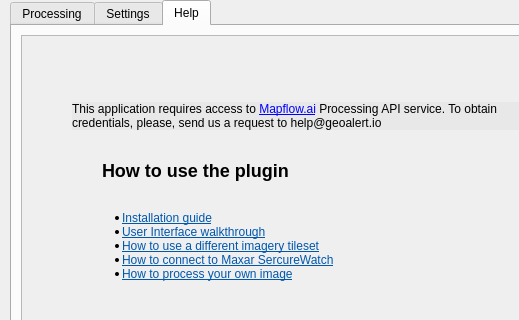
Qt form src/geoalert_master_src/main_dialog.ui (Geoalert/mapflow-qgis) before a commit; both pictures show x 0 to 519 and y 0 to 320 of the 632 by 578 pixel window.
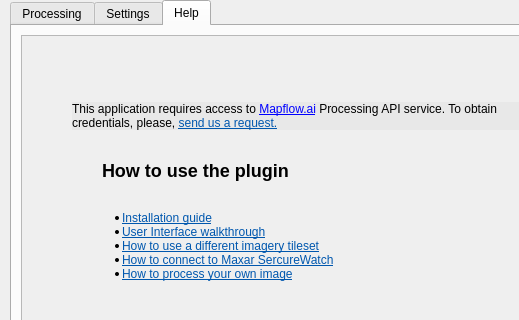
The same form after that commit. The open tabs and pages were chosen to show the change. Custom widgets are drawn as their Qt base class.

Commit message: Make help@geoalert.io a hyperlink

The edit to the form file:
```diff
--- a/src/geoalert_master_src/main_dialog.ui
+++ b/src/geoalert_master_src/main_dialog.ui
@@ -1110,7 +1110,7 @@
          <property name="text">
           <string>&lt;html&gt;&lt;head/&gt;&lt;body&gt;
 &lt;div style=&quot;margin:30px; background-color: #e8e8e8&quot;&gt;
-&lt;p&gt;This application requires access to &lt;a href=&quot;http://mapflow.ai/&quot;&gt;Mapflow.ai&lt;/a&gt; Processing API service. To obtain credentials, please, send us a request to help@geoalert.io&lt;/p&gt;
+&lt;p&gt;This application requires access to &lt;a href=&quot;http://mapflow.ai/&quot;&gt;Mapflow.ai&lt;/a&gt; Processing API service. To obtain credentials, please, &lt;a href=&quot;mailto:help@geoalert.io?subject=Processing API access&amp;body=Hello, I'd like to use your QGIS plugin.&quot;&gt;&lt;span style=&quot; text-decoration: underline; color:#0057ae;&quot;&gt;send us a request.&lt;/span&gt;&lt;/a&gt;&lt;/p&gt;
 &lt;p&gt;
 &lt;h2 style=&quot;margin:30px;&quot;&gt;How to use the plugin&lt;/h2&gt;
 &lt;ul style=&quot;margin:10px; background-color: #e8e8e8&quot;&gt;
```
